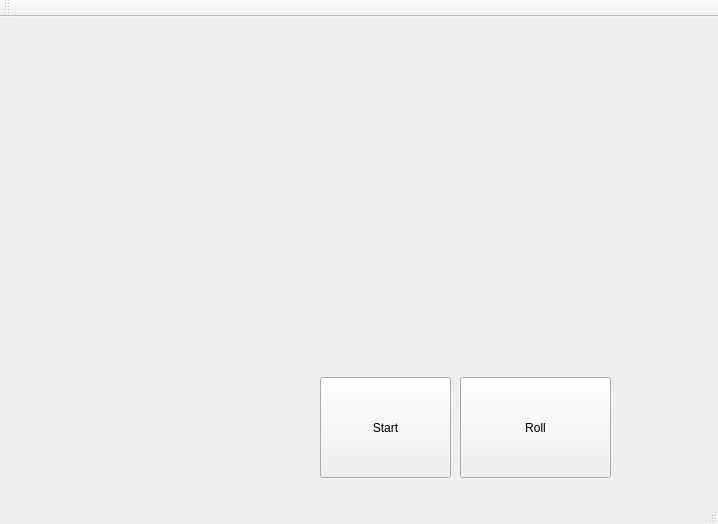
Old version of the form Yatzy/Yatzy/mainwindow.ui in the repository GUI-Programmering-Yatzy-Juli/Yatzy.
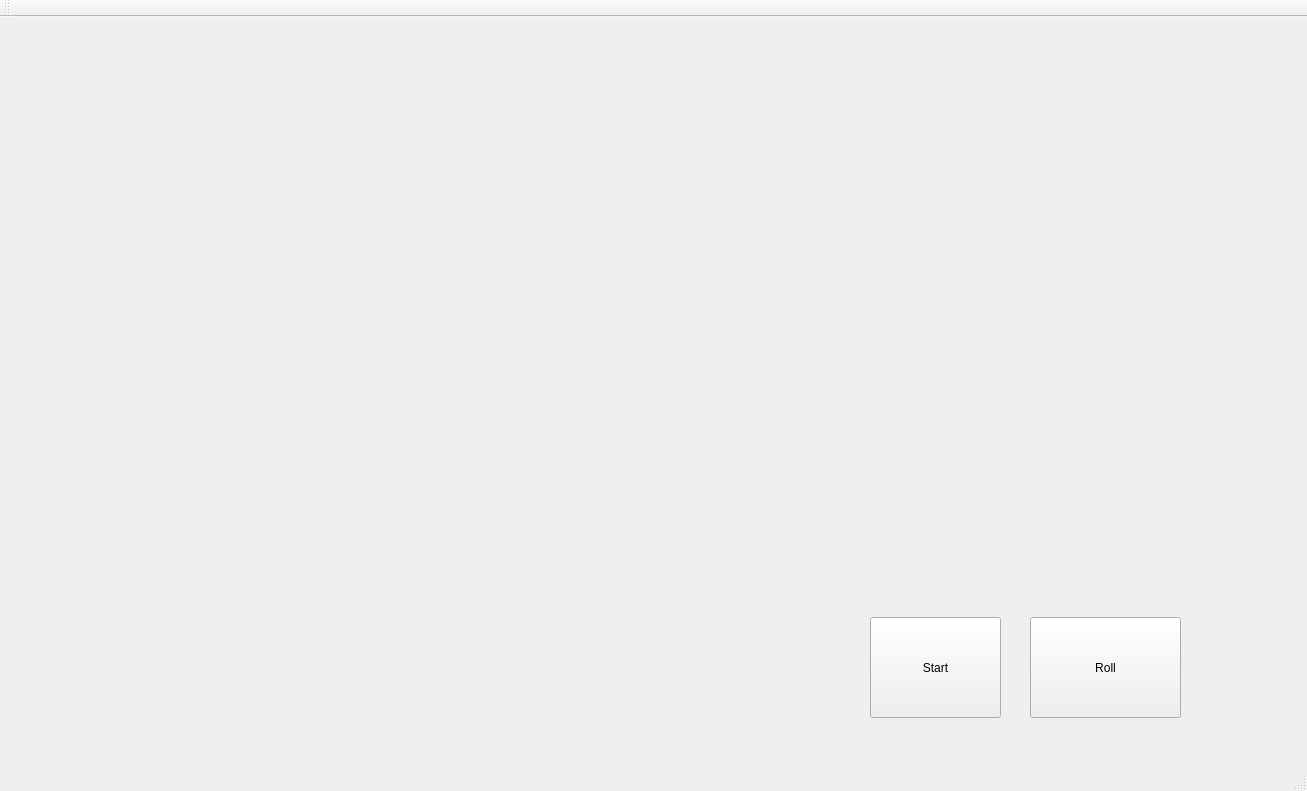
New version of the form.

```diff
--- a/Yatzy/Yatzy/mainwindow.ui
+++ b/Yatzy/Yatzy/mainwindow.ui
@@ -6,10 +6,16 @@
    <rect>
     <x>0</x>
     <y>0</y>
-    <width>718</width>
-    <height>524</height>
+    <width>1307</width>
+    <height>791</height>
    </rect>
   </property>
+  <property name="maximumSize">
+   <size>
+    <width>1920</width>
+    <height>1080</height>
+   </size>
+  </property>
   <property name="windowTitle">
    <string>MainWindow</string>
   </property>
@@ -17,8 +23,8 @@
    <widget class="QPushButton" name="btn_roll">
     <property name="geometry">
      <rect>
-      <x>460</x>
-      <y>360</y>
+      <x>1030</x>
+      <y>600</y>
       <width>151</width>
       <height>101</height>
      </rect>
@@ -30,8 +36,8 @@
    <widget class="QPushButton" name="btn_start">
     <property name="geometry">
      <rect>
-      <x>320</x>
-      <y>360</y>
+      <x>870</x>
+      <y>600</y>
       <width>131</width>
       <height>101</height>
      </rect>
```
Left out of the diff: 4 changed lines with no effect on the pictures.
